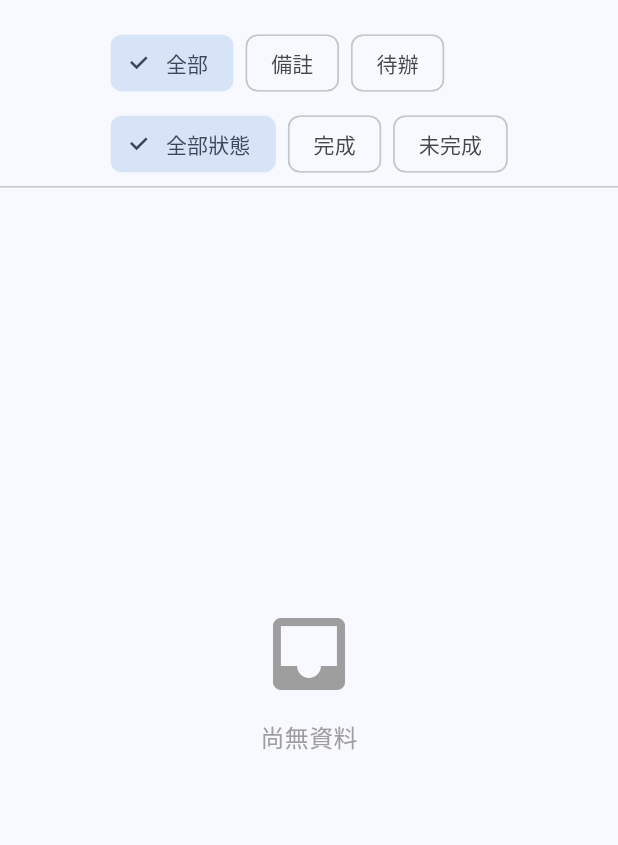
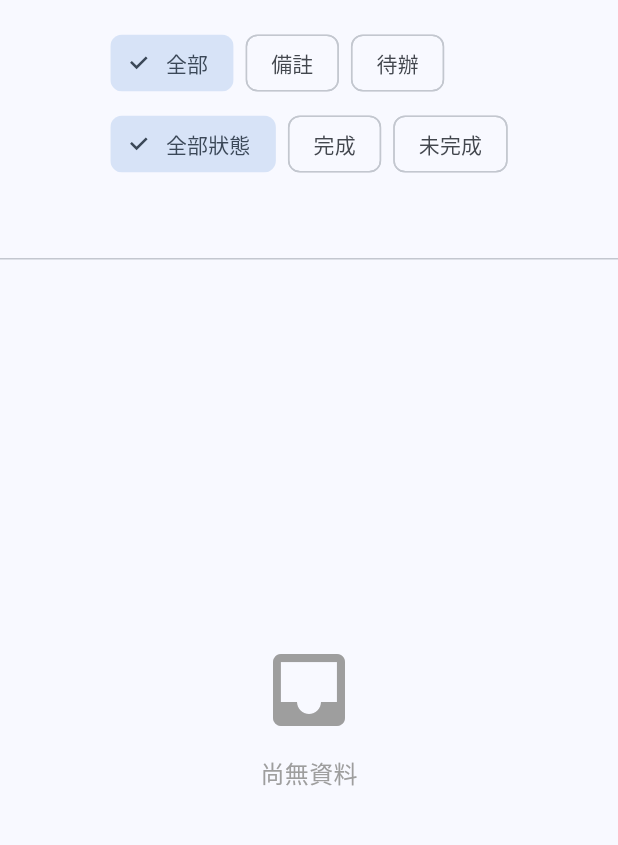
Before and after one commit to gamefan/SmartPlanner, a Flutter app: the AllMemoPage screen opened by its route, on a phone screen of 412 x 824 dp, the part 63-908 px from its top. Run offline on Flutter 3.47's test engine with Material 3 defaults, Android fonts, the phone set to English and light mode, and no system bars; our stand-ins replace flutter_riverpod, shared_preferences, table_calendar; accounts and stored records are empty.

Commit message:
HashTag功能基礎完成

```diff
--- a/lib/features/home/home_view_model.dart
+++ b/lib/features/home/home_view_model.dart
@@ -56,7 +56,7 @@ class HomeViewModel extends StateNotifier<HomeState> {
   }
 
   /// 新增備註或待辦（實際送出）
-  Future<void> submitMemo({required MemoType type}) async {
+  Future<void> submitMemo({required MemoType type, List<String> hashtags = const []}) async {
     final memo = MemoItem(
       id: generateId(),
       content: state.inputText.trim(),
@@ -64,6 +64,7 @@ class HomeViewModel extends StateNotifier<HomeState> {
       createdAt: state.selectedDate,
       timeRangeType: type == MemoType.todo ? getTimeRangeTypeFromDateTime(state.selectedDate) : TimeRangeType.none,
       isCompleted: type == MemoType.todo ? false : null,
+      hashtags: hashtags,
     );
 
     await ref.read(memoProvider.notifier).addMemo(memo);
--- a/lib/features/home/widgets/calendar_view.dart
+++ /dev/null
@@ -1 +0,0 @@
-// Calendar view
--- a/lib/features/home/widgets/date_bar.dart
+++ /dev/null
@@ -1 +0,0 @@
-// Date header
--- a/lib/features/memo/all_memo_page.dart
+++ b/lib/features/memo/all_memo_page.dart
@@ -1,8 +1,8 @@
 import 'package:flutter/material.dart';
 import 'package:flutter_riverpod/flutter_riverpod.dart';
+import 'package:smartplanner/features/memo/widgets/hashtag_filter_bar.dart';
 import 'package:smartplanner/features/memo/widgets/memo_empty_placeholder.dart';
 import 'package:smartplanner/models/enum.dart';
-import 'package:smartplanner/models/memo_item.dart';
 import 'package:smartplanner/providers/memo_provider.dart';
 import 'package:smartplanner/features/memo/widgets/memo_list_item.dart';
 import 'package:smartplanner/features/memo/widgets/memo_filter_bar.dart';
@@ -18,6 +18,7 @@ class AllMemoPage extends ConsumerStatefulWidget {
 class _AllMemoPageState extends ConsumerState<AllMemoPage> {
   MemoType? typeFilter; // 篩選：null = 全部
   bool? completedFilter; // 篩選：null = 全部，true = 完成，false = 未完成
+  Set<String> selectedIds = {}; // 多選 Hashtag 篩選 ID
 
   @override
   Widget build(BuildContext context) {
@@ -33,8 +34,12 @@ class _AllMemoPageState extends ConsumerState<AllMemoPage> {
               memo.type == MemoType.note || // 備註忽略完成狀態
               (memo.type == MemoType.todo && (memo.isCompleted ?? false) == completedFilter);
 
-          return typeOk && completedOk;
+          final hashtagOk =
+              selectedIds.isEmpty || selectedIds.every((id) => memo.hashtags.contains(id)); // ✅ 每個被選的 hashtag 都要符合
+
+          return typeOk && completedOk && hashtagOk;
         }).toList();
+
     // 排序處理
     filtered.sort((a, b) {
       // 1. 先依照類型排序（TODO 在前）
@@ -57,6 +62,12 @@ class _AllMemoPageState extends ConsumerState<AllMemoPage> {
             onCompletedChanged: (completed) => setState(() => completedFilter = completed),
           ),
 
+          // 新增 Hashtag 篩選條
+          HashtagFilterBar(
+            selectedHashtagIds: selectedIds,
+            onSelectionChanged: (newIds) => setState(() => selectedIds = newIds),
+          ),
+
           const Divider(height: 1),
 
           // 清單內容
--- /dev/null
+++ b/lib/features/memo/widgets/hashtag_filter_bar.dart
@@ -0,0 +1,106 @@
+import 'package:flutter/material.dart';
+import 'package:flutter_riverpod/flutter_riverpod.dart';
+import 'package:smartplanner/models/hashtag.dart';
+import 'package:smartplanner/models/enum.dart';
+import 'package:smartplanner/providers/hashtag_provider.dart';
+
+/// Hashtag 篩選列（多選，自訂底圖樣式）
+class HashtagFilterBar extends ConsumerWidget {
+  final Set<String> selectedHashtagIds;
+  final void Function(Set<String>) onSelectionChanged;
+
+  const HashtagFilterBar({super.key, required this.selectedHashtagIds, required this.onSelectionChanged});
+
+  @override
+  Widget build(BuildContext context, WidgetRef ref) {
+    final allTags = ref.watch(hashtagProvider);
+
+    // 根據分類排序
+    final grouped = <HashtagCategory, List<Hashtag>>{};
+    for (final tag in allTags) {
+      grouped.putIfAbsent(tag.category, () => []).add(tag);
+    }
+
+    return SizedBox(
+      height: 48,
+      child: SingleChildScrollView(
+        scrollDirection: Axis.horizontal,
+        padding: const EdgeInsets.symmetric(horizontal: 8),
+        child: Row(
+          children: [
+            for (final category in HashtagCategory.values)
+              if (grouped.containsKey(category)) ...[
+                const SizedBox(width: 6),
+                for (final tag in grouped[category]!)
+                  Padding(
+                    padding: const EdgeInsets.only(right: 6),
+                    child: FilterChip(
+                      label: Text(tag.name, style: const TextStyle(fontSize: 15)),
+                      selected: selectedHashtagIds.contains(tag.id),
+                      onSelected: (_) {
+                        final newSet = Set<String>.from(selectedHashtagIds);
+                        if (newSet.contains(tag.id)) {
+                          newSet.remove(tag.id);
+                        } else {
+                          newSet.add(tag.id);
+                        }
+                        onSelectionChanged(newSet);
+                      },
+                      shape: const _TagLabelShapeBorder(),
+                      selectedColor: Colors.blue.shade100,
+                      backgroundColor:
+                          tag.source == HashtagSource.aiGenerated ? const Color(0xFFCFD8DC) : const Color(0xFFFFF59D),
+                      showCheckmark: false,
+                      visualDensity: VisualDensity.compact,
+                      padding: const EdgeInsets.fromLTRB(12, 8, 10, 8), // 左側多加點空間
+                    ),
+                  ),
+              ],
+          ],
+        ),
+      ),
+    );
+  }
+}
+
+/// 自定義形狀：圓角矩形 + 左側尖角
+class _TagLabelShapeBorder extends OutlinedBorder {
+  const _TagLabelShapeBorder();
+
+  @override
+  EdgeInsetsGeometry get dimensions => const EdgeInsets.only(left: 0); // 和 notchWidth 對齊
+
+  @override
+  Path getOuterPath(Rect rect, {TextDirection? textDirection}) {
+    const radius = 4.0;
+    const notchWidth = 10.0;
+    final notchHeight = rect.height / 2;
+
+    final path = Path();
+
+    path.moveTo(rect.left + notchWidth, rect.top); // 從 notch 右側開始
+    path.lineTo(rect.right - radius, rect.top);
+    path.quadraticBezierTo(rect.right, rect.top, rect.right, rect.top + radius);
+
+    path.lineTo(rect.right, rect.bottom - radius);
+    path.quadraticBezierTo(rect.right, rect.bottom, rect.right - radius, rect.bottom);
+
+    path.lineTo(rect.left + notchWidth, rect.bottom); // 回到左側 notch 右側
+    path.lineTo(rect.left, rect.top + notchHeight); // 尖角
+    path.close();
+
+    return path;
+  }
+
+  @override
+  void paint(Canvas canvas, Rect rect, {TextDirection? textDirection}) {}
+
+  @override
+  ShapeBorder scale(double t) => this;
+
+  @override
+  Path getInnerPath(Rect rect, {TextDirection? textDirection}) => getOuterPath(rect);
+
+  @override
+  OutlinedBorder copyWith({BorderSide? side}) => this;
+}
--- a/lib/models/memo_item.dart
+++ b/lib/models/memo_item.dart
@@ -22,7 +22,7 @@ class MemoItem {
   /// 完成狀態（null 表示為備註，非待辦）
   final bool? isCompleted;
 
-  /// 標籤清單
+  /// 標籤清單(ID清單)
   final List<String> hashtags;
 
   /// 所屬時間區段分類（預設 none）
```
Also changed, not shown: lib/features/hashtags/hashtag_manager_page.dart (+34 -30 lines), lib/features/hashtags/widgets/hashtag_chip.dart (+97 -1 lines), lib/features/home/widgets/memo_input_section.dart (+10 -2 lines), lib/features/home/widgets/memo_list_section.dart (+24 -4 lines), lib/features/memo/widgets/memo_list_item.dart (+22 -4 lines), lib/widgets/memo_hashtag_row.dart (added, +84 -0 lines).
